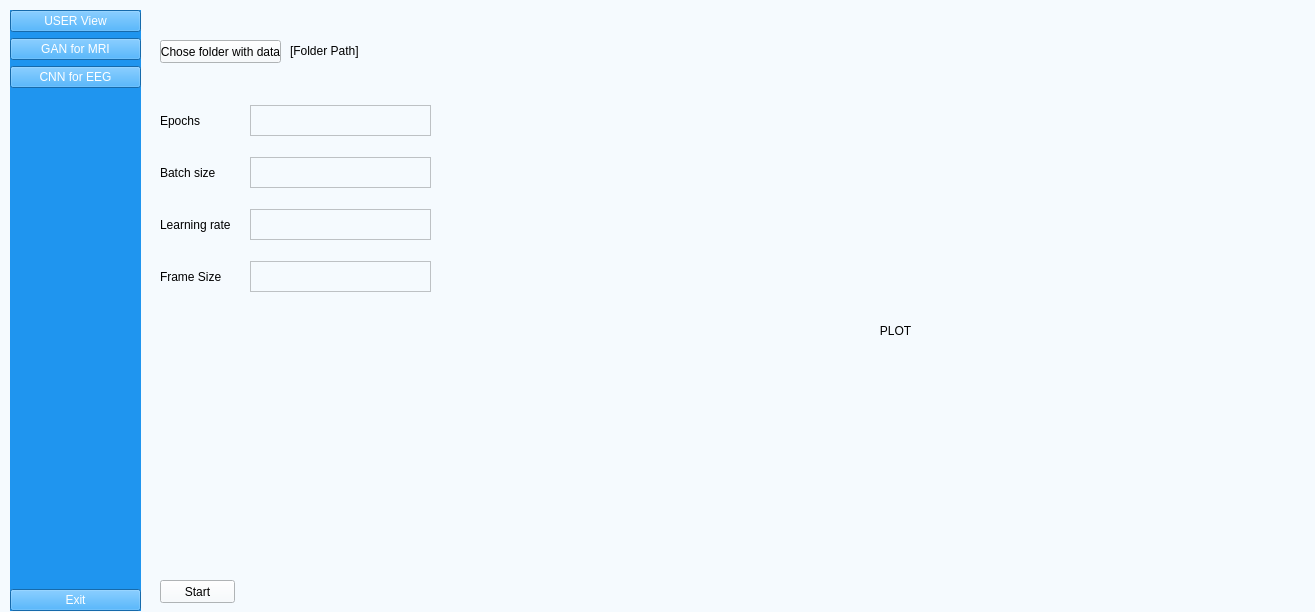
Qt form UI/aUI_projekt_MRI.ui (matimusial/ADHDPredictorApp) before a commit.
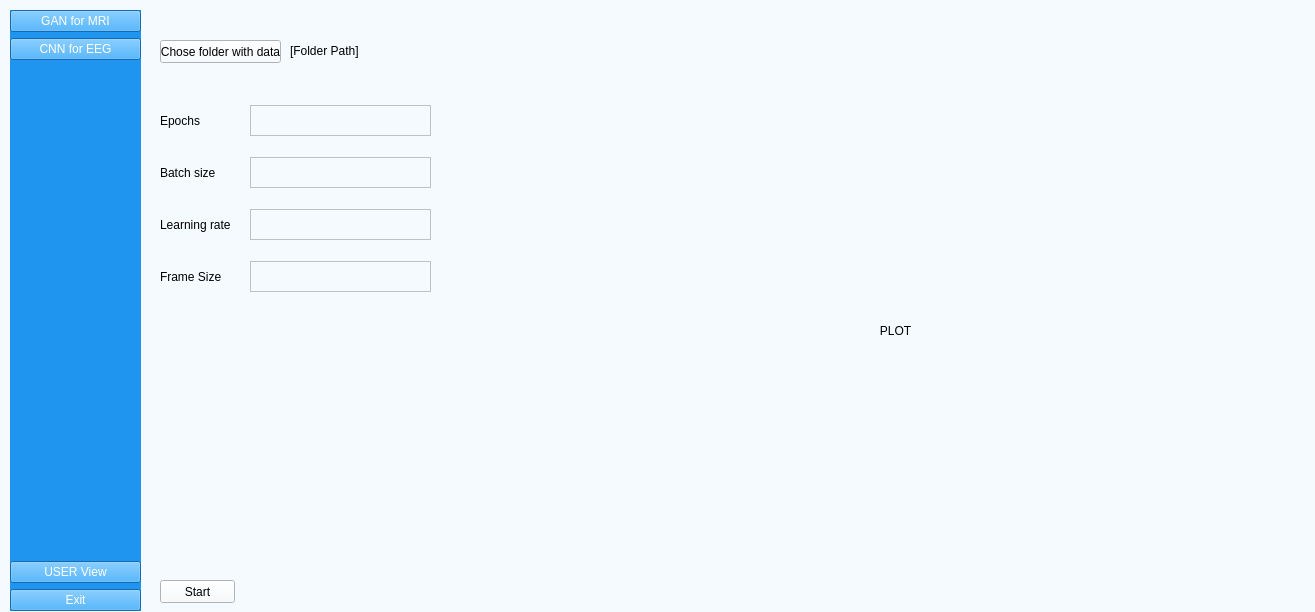
The same form after that commit.

Patch:
```diff
--- a/UI/aUI_projekt_MRI.ui
+++ b/UI/aUI_projekt_MRI.ui
@@ -38,19 +38,6 @@
     <layout class="QVBoxLayout" name="verticalLayout_2">
      <item>
       <layout class="QVBoxLayout" name="verticalLayout">
-       <item>
-        <widget class="QPushButton" name="switchSceneBtn">
-         <property name="text">
-          <string>USER View</string>
-         </property>
-         <property name="checkable">
-          <bool>true</bool>
-         </property>
-         <property name="autoExclusive">
-          <bool>true</bool>
-         </property>
-        </widget>
-       </item>
        <item>
         <widget class="QPushButton" name="GAN_MRI_Button">
          <property name="text">
@@ -92,6 +79,19 @@
        </property>
       </spacer>
      </item>
+     <item>
+      <widget class="QPushButton" name="switchSceneBtn">
+       <property name="text">
+        <string>USER View</string>
+       </property>
+       <property name="checkable">
+        <bool>true</bool>
+       </property>
+       <property name="autoExclusive">
+        <bool>true</bool>
+       </property>
+      </widget>
+     </item>
      <item>
       <widget class="QPushButton" name="exitButton">
        <property name="text">
```
